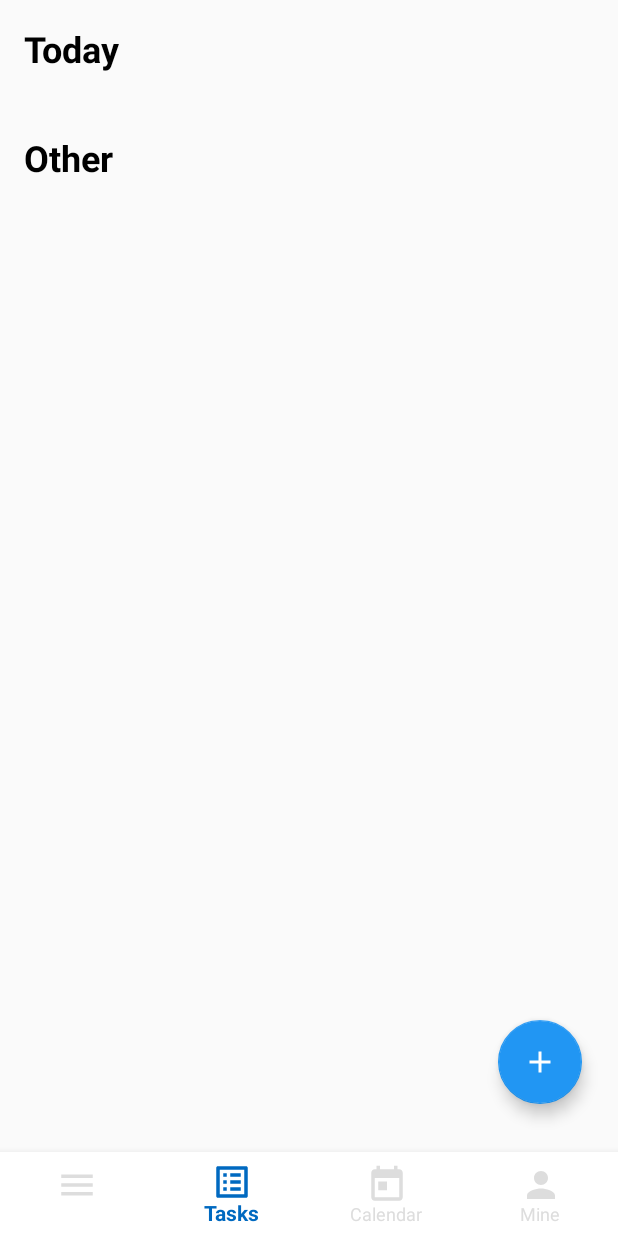
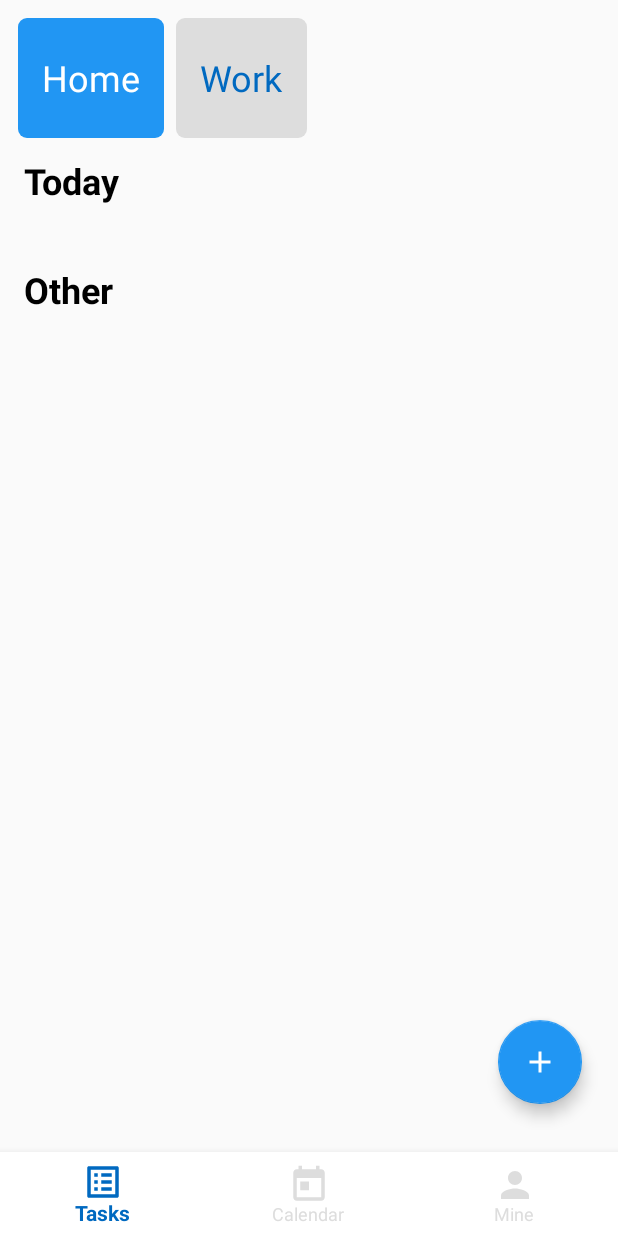
Before and after one commit to zaka7024/ToDoDy, an Android app: the screen it shows after launch (MainActivity), on a phone screen of 412 x 824 dp. Run offline under Robolectric (Android 15) with nearby library versions, the phone set to English and light mode, and no system bars; our stand-ins replace Dagger/Hilt's generated code, Room's generated code, navigation-ui; libraries missing offline, so code that uses them is left out: androidx.hilt.lifecycle, com.kizitonwose.calendarview.

Commit message:
Add category entity, new relation, category adapter.

```diff
--- a/app/src/main/java/com/zaka7024/todody/data/Todo.kt
+++ b/app/src/main/java/com/zaka7024/todody/data/Todo.kt
@@ -6,16 +6,26 @@ import kotlinx.android.parcel.Parcelize
 import java.time.LocalDate
 import java.util.*
 
+@Entity(indices = arrayOf(Index(value = ["categoryName"], unique = true)))
+@Parcelize
+data class Category(
+    @PrimaryKey(autoGenerate = true)
+    val categoryId: Long? = null,
+    @ColumnInfo(name = "categoryName")
+    val categoryName: String
+) : Parcelable
+
 @Entity(tableName = "todos")
 @Parcelize
 data class Todo(
     @PrimaryKey(autoGenerate = true)
     val todoId: Long? = null,
+    var categoryOwnerId: Long? = null,
     val title: String,
     var date: LocalDate? = null,
     var time: Date? = null,
     var reminderTime: Date? = null
-): Parcelable
+) : Parcelable
 
 @Entity
 @Parcelize
@@ -24,7 +34,17 @@ data class Subitem(
     val id: Long? = null,
     var todoOwnerId: Long? = null,
     val item: String
-): Parcelable
+) : Parcelable
+
+data class CategoryWithTodos(
+    @Embedded val category: Category,
+    @Relation(
+        entity = Todo::class,
+        parentColumn = "categoryId",
+        entityColumn = "categoryOwnerId"
+    )
+    val todos: MutableList<TodosWithSubitems>
+)
 
 @Parcelize
 data class TodosWithSubitems(
--- a/app/src/main/java/com/zaka7024/todody/data/TodoDao.kt
+++ b/app/src/main/java/com/zaka7024/todody/data/TodoDao.kt
@@ -8,6 +8,15 @@ interface TodoDao {
 
     @Insert
     fun insert(todo: Todo): Long
+
+    @Insert(onConflict = OnConflictStrategy.IGNORE)
+    fun insert(category: Category): Long
+
+    @Query("select * from category where categoryName=:name limit 1")
+    fun getCategory(name: String): Category
+
+    @Query("select * from category")
+    fun getAllCategory(): LiveData<List<Category>>
 
     @Insert(onConflict = OnConflictStrategy.REPLACE)
     fun insertSubitems(vararg subitems: Subitem)
@@ -20,5 +29,9 @@ interface TodoDao {
 
     @Transaction
     @Query("SELECT * FROM todos")
-    fun getTodosWithSubitems(): LiveData<List<TodosWithSubitems>>
+    fun getAllTodosWithSubitems(): LiveData<List<TodosWithSubitems>>
+
+    @Transaction
+    @Query("SELECT * FROM category where categoryName=:name")
+    fun getAllTodosWithinCategory(name: String): CategoryWithTodos
 }
--- a/app/src/main/java/com/zaka7024/todody/data/TodoDatabase.kt
+++ b/app/src/main/java/com/zaka7024/todody/data/TodoDatabase.kt
@@ -6,7 +6,7 @@ import androidx.room.Room
 import androidx.room.RoomDatabase
 import androidx.room.TypeConverters
 
-@Database(entities = [Todo::class, Subitem::class], version = 1)
+@Database(entities = [Todo::class, Subitem::class, Category::class], version = 1)
 @TypeConverters(Converters::class)
 abstract class TodoDatabase: RoomDatabase() {
     abstract fun daysDao(): TodoDao
--- a/app/src/main/java/com/zaka7024/todody/ui/calendar/CalendarFragment.kt
+++ b/app/src/main/java/com/zaka7024/todody/ui/calendar/CalendarFragment.kt
@@ -61,7 +61,7 @@ class CalendarFragment : Fragment(R.layout.fragment_calendar) {
         //todoAdapter = TodoAdapter(todos)
 
         binding.apply {
-           // todosRv.adapter = todoAdapter
+            // todosRv.adapter = todoAdapter
             todosRv.layoutManager =
                 LinearLayoutManager(requireContext(), LinearLayoutManager.VERTICAL, false)
         }
@@ -69,7 +69,7 @@ class CalendarFragment : Fragment(R.layout.fragment_calendar) {
         // test
         binding.addTask.setOnClickListener {
             showCreateTodoDialog(requireContext(), object : TaskFragment.TodoCreateListener {
-                override fun onSend(todo: Todo, subitems: List<Subitem>) {
+                override fun onSend(todo: Todo, subitems: List<Subitem>, categoryNmae: String) {
                     if (todo.title.isEmpty()) {
                         Toast.makeText(
                             requireContext(),
--- /dev/null
+++ b/app/src/main/java/com/zaka7024/todody/ui/task/CategoryAdapter.kt
@@ -0,0 +1,67 @@
+package com.zaka7024.todody.ui.task
+
+import android.util.Log
+import android.view.LayoutInflater
+import android.view.ViewGroup
+import androidx.core.content.res.ResourcesCompat
+import androidx.recyclerview.widget.RecyclerView
+import com.zaka7024.todody.R
+import com.zaka7024.todody.data.Category
+import com.zaka7024.todody.databinding.CategoryItemBinding
+
+class CategoryAdapter(
+    private val categories: List<Category>,
+    private val setOnCategoryClickListener: SetOnCategoryClickListener? = null
+) :
+    RecyclerView.Adapter<CategoryAdapter.CategoryHolder>() {
+
+    private var currentSelectedIndex = 0
+
+    interface SetOnCategoryClickListener {
+        fun onClick(category: Category)
+    }
+
+    inner class CategoryHolder(
+        private val binding: CategoryItemBinding
+    ) :
+        RecyclerView.ViewHolder(binding.root) {
+
+        fun bind(category: Category, position: Int) {
+            binding.apply {
+                categoryText.text = category.categoryName
+
+                val offset = 10f
+                root.translationY -= offset
+                root.animate().translationYBy(offset).duration = 400
+
+                if(position == currentSelectedIndex) {
+                    categoryText.backgroundTintList = ResourcesCompat.getColorStateList(root.resources, R.color.primaryColor, null)
+                    categoryText.setTextColor(ResourcesCompat.getColorStateList(root.resources, R.color.primaryLightColor, null))
+                }else {
+                    categoryText.backgroundTintList = ResourcesCompat.getColorStateList(root.resources, R.color.secondaryDarkColor, null)
+                    categoryText.setTextColor(ResourcesCompat.getColorStateList(root.resources, R.color.primaryDarkColor, null))
+                }
+
+                root.setOnClickListener {
+                    currentSelectedIndex = position
+                    Log.i("taskViewModel", "currentSelectedIndex: $currentSelectedIndex")
+                    Log.i("taskViewModel", "position: $position")
+                    setOnCategoryClickListener?.onClick(category)
+                }
+            }
+        }
+    }
+
+    override fun onCreateViewHolder(parent: ViewGroup, viewType: Int): CategoryHolder {
+        val binding =
+            CategoryItemBinding.inflate(LayoutInflater.from(parent.context), parent, false)
+        return CategoryHolder(binding)
+    }
+
+    override fun onBindViewHolder(holder: CategoryHolder, position: Int) {
+        val category = categories[position]
+        holder.bind(category, position)
+    }
+
+    override fun getItemCount() = categories.size
+}
--- a/app/src/main/java/com/zaka7024/todody/ui/task/TaskFragment.kt
+++ b/app/src/main/java/com/zaka7024/todody/ui/task/TaskFragment.kt
@@ -31,6 +31,7 @@ import com.kizitonwose.calendarview.ui.MonthScrollListener
 import com.kizitonwose.calendarview.ui.ViewContainer
 import com.zaka7024.todody.CreateTodoSublistAdapter
 import com.zaka7024.todody.R
+import com.zaka7024.todody.data.Category
 import com.zaka7024.todody.data.Subitem
 import com.zaka7024.todody.data.Todo
 import com.zaka7024.todody.data.TodosWithSubitems
@@ -49,6 +50,7 @@ import java.util.*
 class TaskFragment : Fragment(R.layout.fragment_task) {
     private lateinit var todayTodoAdapter: TodoAdapter
     private lateinit var othersTodoAdapter: TodoAdapter
+    private lateinit var categoryAdapter: CategoryAdapter
 
     private val taskViewModel by viewModels<TaskViewModel>()
 
@@ -82,6 +84,7 @@ class TaskFragment : Fragment(R.layout.fragment_task) {
         val binding = FragmentTaskBinding.bind(view)
 
         val todos = mutableListOf<TodosWithSubitems>()
+        val categories = mutableListOf<Category>()
 
         val otherTodos = mutableListOf(
             Todo(title = "Hello, Other World"),
@@ -100,6 +103,16 @@ class TaskFragment : Fragment(R.layout.fragment_task) {
 
         othersTodoAdapter = TodoAdapter(todos)
 
+        //
+        categoryAdapter =
+            CategoryAdapter(categories, object : CategoryAdapter.SetOnCategoryClickListener {
+                override fun onClick(category: Category) {
+                    taskViewModel.setCurrentCategory(category)
+                    taskViewModel.getTodos(category.categoryName)
+                    binding.categoryRv.adapter = categoryAdapter
+                }
+            })
+
         binding.apply {
             todayRv.adapter = todayTodoAdapter
             todayRv.layoutManager =
@@ -116,21 +129,41 @@ class TaskFragment : Fragment(R.layout.fragment_task) {
                     LinearLayoutManager.VERTICAL,
                     false
                 )
+
+            categoryRv.adapter = categoryAdapter
+            categoryRv.layoutManager =
+                WrapContentLinearLayoutManager(
+                    requireContext(),
+                    LinearLayoutManager.HORIZONTAL,
+                    false
+                )
         }
 
-        // test
+        // Get all todos form the selected category and notify the adapter
         taskViewModel.userTodos.observe(viewLifecycleOwner, { userTodos ->
             Log.i("taskViewModel", "todos: $userTodos")
-            val currentSize = todos.size
-            todos.clear()
-            todos.addAll(userTodos)
-            todayTodoAdapter.notifyItemRangeRemoved(0, currentSize)
-            todayTodoAdapter.notifyItemRangeInserted(0, todos.size)
+            if (userTodos != null) {
+                todos.clear()
+                todos.addAll(userTodos.todos)
+                todayTodoAdapter.notifyDataSetChanged()
+            }
         })
+
+        //
+        taskViewModel.categories.observe(viewLifecycleOwner, { userCategories ->
+            if (userCategories != null) {
+                Log.i("taskViewModel", "userCategories: ${userCategories.size}")
+                categoryAdapter.notifyItemRangeRemoved(0, categories.size)
+                categories.clear()
+                categories.addAll(userCategories)
+                categoryAdapter.notifyDataSetChanged()
+            }
+        })
+
 
         binding.addTask.setOnClickListener {
             showCreateTodoDialog(requireContext(), object : TodoCreateListener {
-                override fun onSend(todo: Todo, subitems: List<Subitem>) {
+                override fun onSend(todo: Todo, subitems: List<Subitem>, categoryName: String) {
                     if (todo.title.isEmpty()) {
                         Toast.makeText(
                             requireContext(),
@@ -138,7 +171,7 @@ class TaskFragment : Fragment(R.layout.fragment_task) {
                             Toast.LENGTH_SHORT
                         ).show()
                     } else {
-                        taskViewModel.saveTodo(todo, subitems.toTypedArray())
+                        taskViewModel.saveTodo(todo, subitems.toTypedArray(), categoryName)
                         todayTodoAdapter.notifyItemInserted(todos.size - 1)
                     }
                 }
@@ -147,7 +180,7 @@ class TaskFragment : Fragment(R.layout.fragment_task) {
     }
 
     interface TodoCreateListener {
-        fun onSend(todo: Todo, subitems: List<Subitem>)
+        fun onSend(todo: Todo, subitems: List<Subitem>, categoryName: String)
     }
 
     interface CalendarEventsListener {
@@ -217,8 +250,10 @@ fun showCreateTodoDialog(
 
         // Category menu
         val todoCategoryButton = findViewById<TextView>(R.id.todo_category)
-        val categories = arrayOf("Work", "Home")
+        val categories = arrayOf("Home", "Work")
+        var selectedCategory = categories.first()
         todoCategoryButton.text = categories.first()
+
         todoCategoryButton.setOnClickListener {
             val popupMenu = PopupMenu(context, it)
             val menu = popupMenu.menu
@@ -234,6 +269,7 @@ fun showCreateTodoDialog(
                     todoCategoryButton.alpha = 0f
                     todoCategoryButton.animate().alpha(1f).duration = 400
                     todoCategoryButton.text = item.title
+                    selectedCategory = todoCategoryButton.text.toString()
                 }
                 true
             }
@@ -272,7 +308,8 @@ fun showCreateTodoDialog(
                     reminderTime = reminderTime?.time,
                     date = selectedDate
                 ),
-                subitems = subTodoList
+                subitems = subTodoList,
+                categoryName = selectedCategory
             )
             if (todoEditText.text.toString().isNotEmpty()) dismiss()
         }
--- a/app/src/main/java/com/zaka7024/todody/ui/task/TaskViewModel.kt
+++ b/app/src/main/java/com/zaka7024/todody/ui/task/TaskViewModel.kt
@@ -3,29 +3,74 @@ package com.zaka7024.todody.ui.task
 import android.util.Log
 import androidx.hilt.lifecycle.ViewModelInject
 import androidx.lifecycle.LiveData
+import androidx.lifecycle.MutableLiveData
 import androidx.lifecycle.ViewModel
 import androidx.lifecycle.viewModelScope
+import com.zaka7024.todody.data.Category
+import com.zaka7024.todody.data.CategoryWithTodos
 import com.zaka7024.todody.data.Subitem
 import com.zaka7024.todody.data.Todo
-import com.zaka7024.todody.data.TodosWithSubitems
 import kotlinx.coroutines.Dispatchers
 import kotlinx.coroutines.launch
 import kotlinx.coroutines.withContext
 
-class TaskViewModel @ViewModelInject constructor(private val todoRepository: TodoRepository)  : ViewModel() {
+class TaskViewModel @ViewModelInject constructor(private val todoRepository: TodoRepository) :
+    ViewModel() {
 
-    private val _userTodos = todoRepository.userStoredTodos
-    val userTodos: LiveData<List<TodosWithSubitems>>
+    private var _userTodos = MutableLiveData<CategoryWithTodos>()
+    val userTodos: LiveData<CategoryWithTodos>
         get() = _userTodos
 
+    private var _categories = todoRepository.categories
+    val categories: LiveData<List<Category>>
+        get() = _categories
 
-    fun saveTodo(todo: Todo, list: Array<Subitem>) {
+    private var _currentSelectedCategory = MutableLiveData<Category>()
+    val currentSelectedCategory: LiveData<Category>
+        get() = _currentSelectedCategory
+
+    init {
         viewModelScope.launch {
             withContext(Dispatchers.IO) {
+                Log.i("taskViewModel", "Init: insertCategory")
+                todoRepository.insertCategory(Category(categoryName = "Home"))
+                todoRepository.insertCategory(Category(categoryName = "Work"))
+            }
+        }
+
+        getTodos(_currentSelectedCategory.value?.categoryName ?: "Home")
+    }
+
+    fun getTodos(categoryName: String) {
+        viewModelScope.launch {
+            withContext(Dispatchers.IO) {
+                val todos = todoRepository.getTodosWithinCategory(categoryName)
+                Log.i("taskViewModel", "todoRepository: ${todos}")
+                _userTodos.postValue(todos)
+            }
+        }
+    }
+
+    fun saveTodo(todo: Todo, list: Array<Subitem>, categoryName: String) {
+        viewModelScope.launch {
+            withContext(Dispatchers.IO) {
+                // get the t.odo category
+                val category = todoRepository.getCategoryByName(
+                    categoryName
+                )
+                todo.categoryOwnerId = category.categoryId
+                // links the subitem with the inserted T,odo
                 val todoId = todoRepository.insertTodo(todo)
                 list.forEach { it.todoOwnerId = todoId }
                 todoRepository.insertSubitems(*list)
+
+                // Update the database to trigger the observer
+                getTodos(currentSelectedCategory.value?.categoryName ?: "Home")
             }
         }
     }
+
+    fun setCurrentCategory(category: Category) {
+        _currentSelectedCategory.value = category
+    }
 }
--- a/app/src/main/java/com/zaka7024/todody/ui/task/TodoAdapter.kt
+++ b/app/src/main/java/com/zaka7024/todody/ui/task/TodoAdapter.kt
@@ -37,11 +37,13 @@ class TodoAdapter(
                 onTodoHolderClickListener?.onClick(todoItem)
             }
 
-            todoItemBinding.root.animate().translationYBy(20f)
+            val offset = 20f
+            todoItemBinding.root.translationY -= offset
+            todoItemBinding.root.animate().translationYBy(offset)
 
-//            if (todo.subItems.isNotEmpty()) {
-//                todoItemBinding.hint.visibility = View.VISIBLE
-//            }
+            if (todoItem.subitems.isNotEmpty()) {
+                todoItemBinding.hint.visibility = View.VISIBLE
+            }
         }
     }
 
--- a/app/src/main/java/com/zaka7024/todody/ui/task/TodoRepository.kt
+++ b/app/src/main/java/com/zaka7024/todody/ui/task/TodoRepository.kt
@@ -1,19 +1,30 @@
 package com.zaka7024.todody.ui.task
 
-import com.zaka7024.todody.data.Subitem
-import com.zaka7024.todody.data.Todo
-import com.zaka7024.todody.data.TodoDao
+import androidx.lifecycle.LiveData
+import com.zaka7024.todody.data.*
 import javax.inject.Inject
 
 class TodoRepository @Inject constructor(private val todoDao: TodoDao) {
 
-    val userStoredTodos = todoDao.getTodosWithSubitems()
+    val categories = todoDao.getAllCategory()
+
+    suspend fun getTodosWithinCategory(categoryName: String): CategoryWithTodos {
+        return todoDao.getAllTodosWithinCategory(categoryName)
+    }
 
     suspend fun insertTodo(todo: Todo): Long {
         return todoDao.insert(todo)
     }
 
+    suspend fun insertCategory(category: Category): Long {
+        return todoDao.insert(category)
+    }
+
     suspend fun insertSubitems(vararg subitems: Subitem) {
         todoDao.insertSubitems(*subitems)
     }
+
+    suspend fun getCategoryByName(categoryName: String): Category {
+        return todoDao.getCategory(categoryName)
+    }
 }
--- a/app/src/main/res/layout/activity_main.xml
+++ b/app/src/main/res/layout/activity_main.xml
@@ -1,9 +1,10 @@
 <?xml version="1.0" encoding="utf-8"?>
-<LinearLayout xmlns:android="http://schemas.android.com/apk/res/android"
+<androidx.constraintlayout.widget.ConstraintLayout xmlns:android="http://schemas.android.com/apk/res/android"
     xmlns:app="http://schemas.android.com/apk/res-auto"
     xmlns:tools="http://schemas.android.com/tools"
     android:layout_width="match_parent"
     android:layout_height="match_parent"
+    android:layout_weight="1"
     android:orientation="vertical"
     tools:context=".MainActivity">
 
@@ -11,20 +12,29 @@
         android:id="@+id/navHostFragment"
         android:name="androidx.navigation.fragment.NavHostFragment"
         android:layout_width="match_parent"
-        android:layout_height="match_parent"
+        android:layout_height="0dp"
         android:layout_weight="0.8"
         app:defaultNavHost="true"
+        app:layout_constraintBottom_toTopOf="@+id/bottom_navigation"
+        app:layout_constraintEnd_toEndOf="parent"
+        app:layout_constraintStart_toStartOf="parent"
+        app:layout_constraintTop_toTopOf="parent"
         app:navGraph="@navigation/navigation" />
 
     <com.google.android.material.bottomnavigation.BottomNavigationView
         android:id="@+id/bottom_navigation"
         android:layout_width="match_parent"
         android:layout_height="wrap_content"
-        app:labelVisibilityMode="labeled"
+        android:layout_gravity="bottom"
+        android:layout_weight="0.2"
+        app:itemBackground="@color/primaryLightColor"
         app:itemIconSize="28dp"
-        app:itemBackground="@color/primaryLightColor"
         app:itemIconTint="@color/nav_item_color"
         app:itemTextColor="@color/nav_item_color"
+        app:labelVisibilityMode="labeled"
+        app:layout_constraintBottom_toBottomOf="parent"
+        app:layout_constraintEnd_toEndOf="parent"
+        app:layout_constraintStart_toStartOf="parent"
         app:menu="@menu/nav_menu" />
 
-</LinearLayout>
+</androidx.constraintlayout.widget.ConstraintLayout>
--- /dev/null
+++ b/app/src/main/res/layout/category_item.xml
@@ -0,0 +1,26 @@
+<?xml version="1.0" encoding="utf-8"?>
+<androidx.constraintlayout.widget.ConstraintLayout xmlns:android="http://schemas.android.com/apk/res/android"
+    xmlns:app="http://schemas.android.com/apk/res-auto"
+    xmlns:tools="http://schemas.android.com/tools"
+    android:layout_width="wrap_content"
+    android:layout_height="wrap_content"
+    android:padding="4dp">
+
+    <TextView
+        android:id="@+id/categoryText"
+        android:layout_width="wrap_content"
+        android:layout_height="80dp"
+        android:background="@drawable/rounded"
+        android:backgroundTint="@color/secondaryDarkColor"
+        android:gravity="center"
+        android:padding="8dp"
+        android:paddingStart="16dp"
+        android:paddingEnd="16dp"
+        android:textColor="@color/primaryDarkColor"
+        android:textSize="24sp"
+        app:layout_constraintBottom_toBottomOf="parent"
+        app:layout_constraintEnd_toEndOf="parent"
+        app:layout_constraintStart_toStartOf="parent"
+        app:layout_constraintTop_toTopOf="parent"
+        tools:text="Category" />
+</androidx.constraintlayout.widget.ConstraintLayout>
--- a/app/src/main/res/layout/fragment_task.xml
+++ b/app/src/main/res/layout/fragment_task.xml
@@ -1,36 +1,32 @@
 <?xml version="1.0" encoding="utf-8"?>
-<androidx.constraintlayout.widget.ConstraintLayout xmlns:android="http://schemas.android.com/apk/res/android"
+
+<FrameLayout xmlns:android="http://schemas.android.com/apk/res/android"
     xmlns:app="http://schemas.android.com/apk/res-auto"
     xmlns:tools="http://schemas.android.com/tools"
     android:layout_width="match_parent"
-    android:layout_height="match_parent"
+    android:layout_height="match_parent">
+
+    <ScrollView
+        android:layout_width="match_parent"
+        android:layout_height="match_parent">
+
+        <androidx.constraintlayout.widget.ConstraintLayout
+            android:layout_width="match_parent"
+            android:layout_height="wrap_content"
             tools:context=".ui.task.TaskFragment">
-
-    <com.google.android.material.floatingactionbutton.FloatingActionButton
-        android:id="@+id/add_task"
-        android:layout_width="wrap_content"
-        android:layout_height="wrap_content"
-        android:layout_marginEnd="24dp"
-        android:layout_marginBottom="32dp"
-        android:layout_weight="0.8"
-        android:backgroundTint="@color/primaryColor"
-        app:layout_constraintBottom_toBottomOf="parent"
-        app:layout_constraintEnd_toEndOf="parent"
-        app:srcCompat="@drawable/ic_baseline_add_24"
-        app:tint="@color/primaryLightColor" />
 
             <TextView
                 android:id="@+id/today"
                 android:layout_width="wrap_content"
                 android:layout_height="wrap_content"
                 android:layout_marginStart="16dp"
-        android:layout_marginTop="16dp"
+                android:layout_marginTop="8dp"
                 android:text="@string/today"
                 android:textColor="@color/primaryTextColor"
                 android:textSize="24sp"
                 android:textStyle="bold"
                 app:layout_constraintStart_toStartOf="parent"
-        app:layout_constraintTop_toTopOf="parent" />
+                app:layout_constraintTop_toBottomOf="@+id/category_rv" />
 
             <androidx.recyclerview.widget.RecyclerView
                 android:id="@+id/today_rv"
@@ -68,4 +64,34 @@
                 tools:itemCount="3"
                 tools:listitem="@layout/todo_item" />
 
+            <androidx.recyclerview.widget.RecyclerView
+                android:id="@+id/category_rv"
+                android:layout_width="0dp"
+                android:layout_height="wrap_content"
+                android:layout_marginStart="8dp"
+                android:layout_marginTop="8dp"
+                android:layout_marginEnd="8dp"
+                android:orientation="horizontal"
+                app:layoutManager="androidx.recyclerview.widget.LinearLayoutManager"
+                app:layout_constraintEnd_toEndOf="parent"
+                app:layout_constraintStart_toStartOf="parent"
+                app:layout_constraintTop_toTopOf="parent"
+                tools:itemCount="4"
+                tools:listitem="@layout/category_item" />
+
         </androidx.constraintlayout.widget.ConstraintLayout>
+    </ScrollView>
+
+    <com.google.android.material.floatingactionbutton.FloatingActionButton
+        android:id="@+id/add_task"
+        android:layout_width="wrap_content"
+        android:layout_height="wrap_content"
+        android:layout_gravity="bottom|end"
+        android:layout_marginEnd="24dp"
+        android:layout_marginBottom="32dp"
+        android:backgroundTint="@color/primaryColor"
+        app:layout_constraintBottom_toBottomOf="parent"
+        app:layout_constraintEnd_toEndOf="parent"
+        app:srcCompat="@drawable/ic_baseline_add_24"
+        app:tint="@color/primaryLightColor" />
+</FrameLayout>
--- a/app/src/main/res/menu/nav_menu.xml
+++ b/app/src/main/res/menu/nav_menu.xml
@@ -2,27 +2,21 @@
 <menu xmlns:android="http://schemas.android.com/apk/res/android"
     xmlns:app="http://schemas.android.com/apk/res-auto">
     <item
-        android:id="@+id/drawer_item"
-        android:icon="@drawable/ic_baseline_menu_24"
+        android:id="@+id/taskFragment"
         android:enabled="true"
-        app:showAsAction="ifRoom"
-        android:title="" />
-    <item
-        android:id="@+id/taskFragment"
         android:icon="@drawable/ic_baseline_list_alt_24"
-        android:enabled="true"
-        app:showAsAction="ifRoom"
-        android:title="Tasks" />
+        android:title="Tasks"
+        app:showAsAction="ifRoom" />
     <item
         android:id="@+id/calendarFragment"
+        android:enabled="true"
         android:icon="@drawable/ic_baseline_today_24"
-        android:enabled="true"
-        app:showAsAction="ifRoom"
-        android:title="Calendar" />
+        android:title="Calendar"
+        app:showAsAction="ifRoom" />
     <item
         android:id="@+id/mineFragment"
+        android:enabled="true"
         android:icon="@drawable/ic_baseline_person_24"
-        android:enabled="true"
-        app:showAsAction="ifRoom"
-        android:title="Mine" />
+        android:title="Mine"
+        app:showAsAction="ifRoom" />
 </menu>
```
Lines whose indentation alone changed are shown as unchanged.
